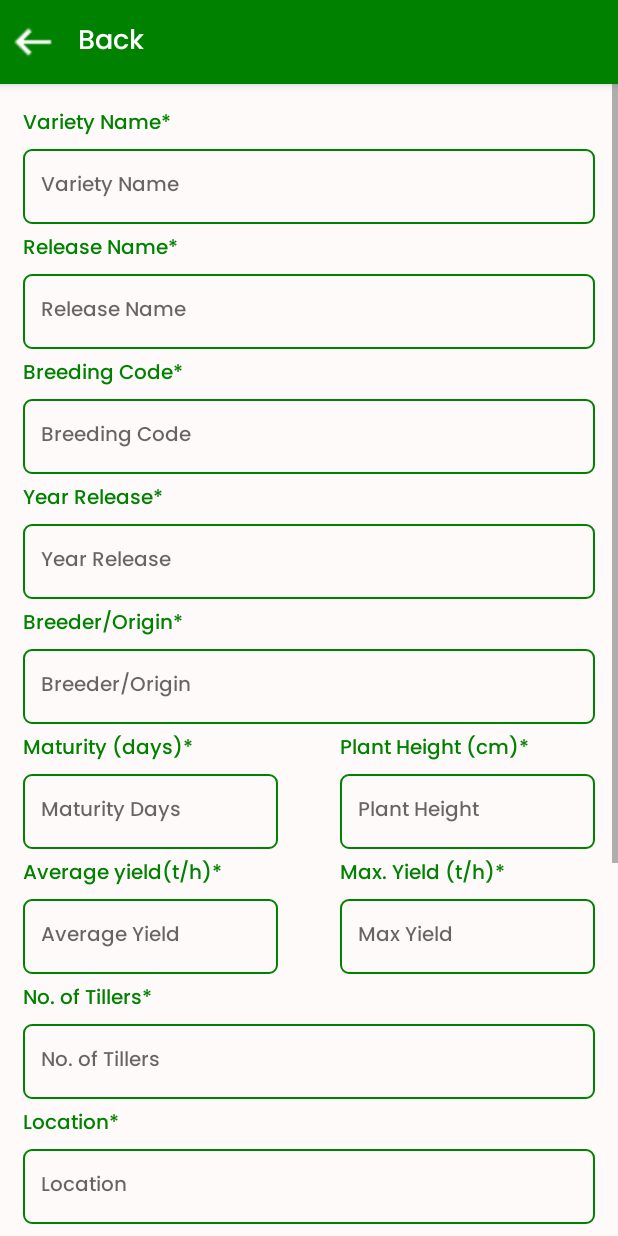
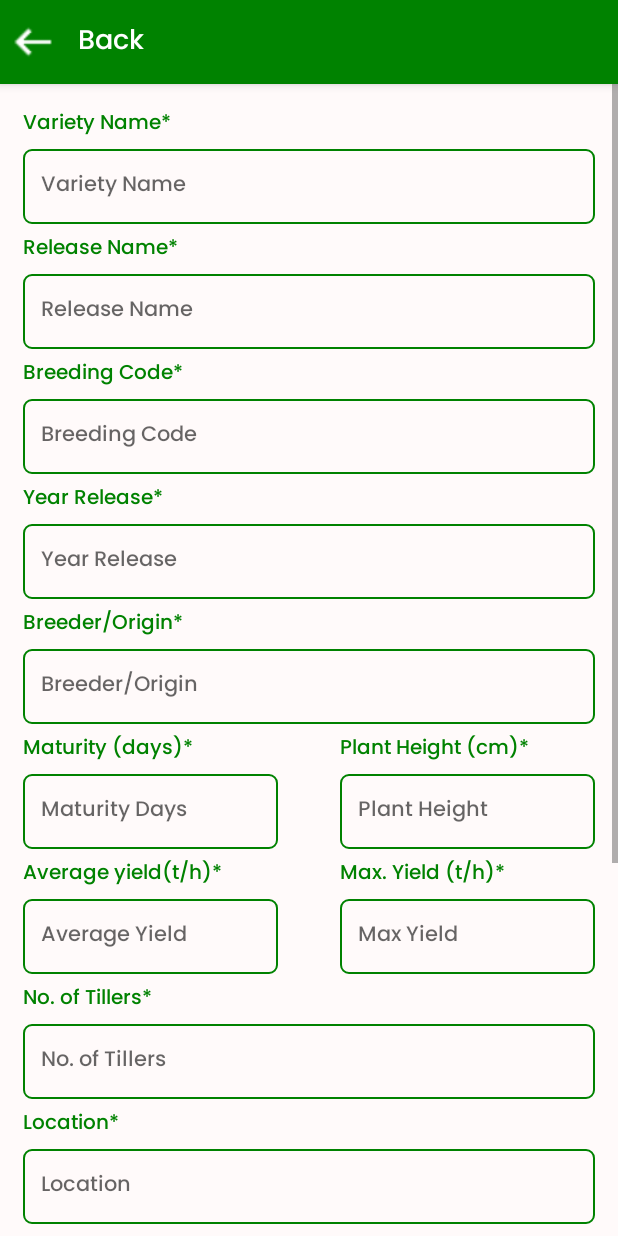
Before and after one commit to superrjj/PalaYan_App, an Android app: the AddRiceVariety screen opened directly, with no data from a screen before it, on a phone screen of 412 x 824 dp. Run offline under Robolectric (Android 15) with nearby library versions, the phone set to English and light mode, and no system bars; our stand-ins replace Firebase (no records; nobody signed in at launch, a user with empty details on screens opened directly).

```diff
--- a/app/src/main/java/com/example/palayan/AdminActivities/ViewRiceVarieties.java
+++ b/app/src/main/java/com/example/palayan/AdminActivities/ViewRiceVarieties.java
@@ -74,7 +74,7 @@ public class ViewRiceVarieties extends AppCompatActivity {
     @Override
     protected void onStart() {
         super.onStart();
-        attachFirebaseListener(); // Always fetch fresh data when activity starts
+        attachFirebaseListener(); //always fetch fresh data when activity starts to stay realtime updated
     }
 
     @Override
--- a/app/src/main/res/layout/activity_add_rice_variety.xml
+++ b/app/src/main/res/layout/activity_add_rice_variety.xml
@@ -78,7 +78,7 @@
                    android:layout_width="match_parent"
                    android:layout_height="50dp"
                    android:inputType="text"
-                   android:textSize="13sp"
+                   android:textSize="14sp"
                    android:paddingStart="12dp"
                    android:paddingEnd="12dp"
                    android:layout_marginBottom="5dp"
@@ -101,7 +101,7 @@
                     android:layout_width="match_parent"
                     android:layout_height="50dp"
                     android:inputType="text"
-                    android:textSize="13sp"
+                    android:textSize="14sp"
                     android:paddingStart="12dp"
                     android:paddingEnd="12dp"
                     android:layout_marginBottom="5dp"
@@ -124,7 +124,7 @@
                     android:layout_width="match_parent"
                     android:layout_height="50dp"
                     android:inputType="text"
-                    android:textSize="13sp"
+                    android:textSize="14sp"
                     android:paddingStart="12dp"
                     android:paddingEnd="12dp"
                     android:layout_marginBottom="5dp"
@@ -147,7 +147,7 @@
                     android:layout_width="match_parent"
                     android:layout_height="50dp"
                     android:inputType="number"
-                    android:textSize="13sp"
+                    android:textSize="14sp"
                     android:paddingStart="12dp"
                     android:paddingEnd="12dp"
                     android:layout_marginBottom="5dp"
@@ -170,7 +170,7 @@
                     android:layout_width="match_parent"
                     android:layout_height="50dp"
                     android:inputType="text"
-                    android:textSize="13sp"
+                    android:textSize="14sp"
                     android:paddingStart="12dp"
                     android:paddingEnd="12dp"
                     android:layout_marginBottom="5dp"
@@ -204,7 +204,7 @@
                             android:layout_width="170dp"
                             android:layout_height="50dp"
                             android:inputType="number"
-                            android:textSize="13sp"
+                            android:textSize="14sp"
                             android:paddingStart="12dp"
                             android:paddingEnd="12dp"
                             android:layout_marginBottom="5dp"
@@ -239,7 +239,7 @@
                             android:layout_width="170dp"
                             android:layout_height="50dp"
                             android:inputType="number"
-                            android:textSize="13sp"
+                            android:textSize="14sp"
                             android:paddingStart="12dp"
                             android:paddingEnd="12dp"
                             android:layout_marginBottom="5dp"
@@ -276,7 +276,7 @@
                             android:layout_width="170dp"
                             android:layout_height="50dp"
                             android:inputType="number"
-                            android:textSize="13sp"
+                            android:textSize="14sp"
                             android:paddingStart="12dp"
                             android:paddingEnd="12dp"
                             android:layout_marginBottom="5dp"
@@ -311,7 +311,7 @@
                             android:layout_width="170dp"
                             android:layout_height="50dp"
                             android:inputType="number"
-                            android:textSize="13sp"
+                            android:textSize="14sp"
                             android:paddingStart="12dp"
                             android:paddingEnd="12dp"
                             android:layout_marginBottom="5dp"
@@ -336,7 +336,7 @@
                     android:layout_width="match_parent"
                     android:layout_height="50dp"
                     android:inputType="number"
-                    android:textSize="13sp"
+                    android:textSize="14sp"
                     android:paddingStart="12dp"
                     android:paddingEnd="12dp"
                     android:layout_marginBottom="5dp"
@@ -359,7 +359,7 @@
                     android:layout_width="match_parent"
                     android:layout_height="50dp"
                     android:inputType="text"
-                    android:textSize="13sp"
+                    android:textSize="14sp"
                     android:paddingStart="12dp"
                     android:paddingEnd="12dp"
                     android:layout_marginBottom="5dp"
@@ -387,7 +387,7 @@
                     android:inputType="text"
                     android:paddingStart="12dp"
                     android:paddingEnd="12dp"
-                    android:textSize="13sp" />
+                    android:textSize="14sp" />
 
                 <TextView
                     android:layout_width="wrap_content"
@@ -403,7 +403,7 @@
                     android:layout_width="match_parent"
                     android:layout_height="50dp"
                     android:inputType="text"
-                    android:textSize="13sp"
+                    android:textSize="14sp"
                     android:paddingStart="12dp"
                     android:paddingEnd="12dp"
                     android:layout_marginBottom="5dp"
@@ -425,7 +425,7 @@
                     android:layout_width="match_parent"
                     android:layout_height="50dp"
                     android:inputType="text"
-                    android:textSize="13sp"
+                    android:textSize="14sp"
                     android:paddingStart="12dp"
                     android:paddingEnd="12dp"
                     android:layout_marginBottom="50dp"
--- a/app/src/main/res/layout/custom_dialog.xml
+++ b/app/src/main/res/layout/custom_dialog.xml
@@ -18,6 +18,7 @@
         android:text="Dialog Title"
         android:fontFamily="@font/poppins__semibold"
         android:textStyle="bold"
+        android:textColor="@color/green"
         android:gravity="center"
         android:textSize="18sp"
         android:layout_marginTop="12dp" />
@@ -30,6 +31,7 @@
         android:fontFamily="@font/poppins__medium"
         android:gravity="center"
         android:textSize="14sp"
+        android:textColor="@color/black"
         android:layout_marginTop="8dp"
         android:layout_marginBottom="16dp" />
 
@@ -40,6 +42,7 @@
         android:text="Sub message here"
         android:fontFamily="@font/poppins__medium"
         android:gravity="center"
+        android:textColor="@color/black"
         android:textSize="12sp"
         android:layout_marginBottom="50dp" />
 
--- a/app/src/main/res/layout/status_dialog.xml
+++ b/app/src/main/res/layout/status_dialog.xml
@@ -19,6 +19,7 @@
         android:text="Pest Added"
         android:fontFamily="@font/poppins__semibold"
         android:textStyle="bold"
+        android:textColor="@color/green"
         android:textSize="18sp"
         android:layout_marginTop="12dp" />
 
@@ -29,6 +30,7 @@
         android:text="Green Leaf Hopper has been successfully added."
         android:textSize="14sp"
         android:gravity="center"
+        android:textColor="@color/black"
         android:layout_marginTop="8dp"
         android:layout_marginBottom="30dp" />
 
```
Also changed, not shown: app/src/main/java/com/example/palayan/Adapter/RiceVarietyAdapter.java (+13 -11 lines), app/src/main/java/com/example/palayan/Adapter/UserRiceVarietyAdapter.java (added, +74 -0 lines), app/src/main/java/com/example/palayan/TabFragment/AllFragment.java (+63 -46 lines), app/src/main/res/layout/activity_rice_variety_information.xml (+7 -1 lines), app/src/main/res/layout/fragment_all.xml (+5 -6 lines), app/src/main/res/layout/list_rice_seed.xml (added, +80 -0 lines).
